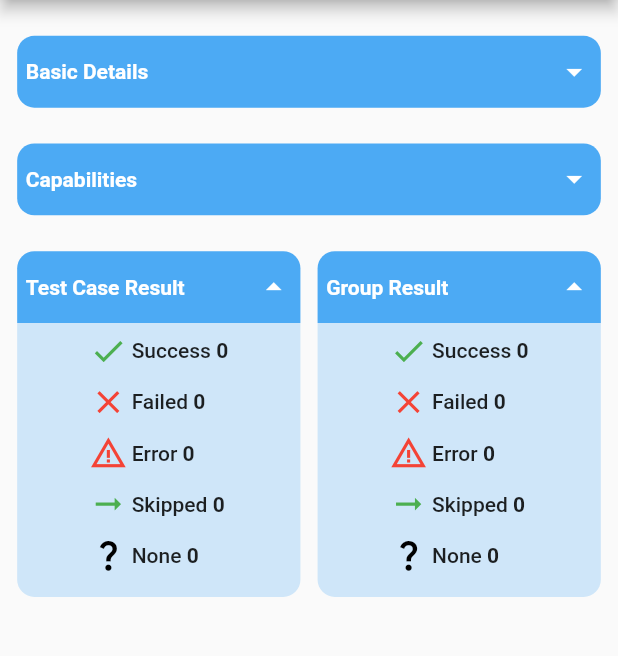
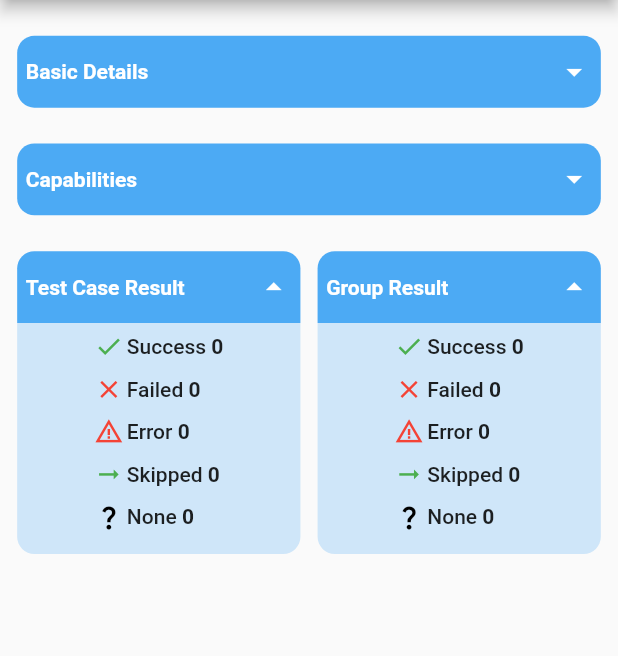
Before and after one commit to AradhyaNepal/AppiumFlutterReport, a Flutter app: the _ReportDetailsContent screen opened directly with empty values, on a phone screen of 412 x 824 dp, the part 84-740 px from its top. Run offline on Flutter 3.47's test engine with Material 2 defaults, Android fonts, the phone set to English and light mode, and no system bars; our stand-ins replace file_picker, flutter_screenutil; missing offline and left inert: flutter_dropzone.

Commit message:
Making UI under way

```diff
--- a/ReportViewerSourceCode/lib/model/report.dart
+++ b/ReportViewerSourceCode/lib/model/report.dart
@@ -66,10 +66,7 @@ class Report {
       forTestCase: 0,
       icon: Padding(
         padding: padding,
-        child: const Icon(
-          Icons.done,
-          color: Colors.green,
-        ),
+        child: Report.getStatusIcon(Status.success),
       ),
     ),
     TestResultData(
@@ -78,10 +75,7 @@ class Report {
       forTestCase: 0,
       icon: Padding(
         padding: padding,
-        child: const Icon(
-          Icons.close,
-          color: Colors.red,
-        ),
+        child:Report.getStatusIcon(Status.failed),
       ),
     ),
     TestResultData(
@@ -90,10 +84,7 @@ class Report {
       forTestCase: 0,
       icon: Padding(
         padding: padding,
-        child: const Icon(
-          Icons.warning_amber,
-          color: Colors.red,
-        ),
+        child:Report.getStatusIcon(Status.error),
       ),
     ),
     TestResultData(
@@ -102,10 +93,7 @@ class Report {
       forTestCase: 0,
       icon: Padding(
         padding: padding,
-        child: const Icon(
-          Icons.arrow_right_alt_sharp,
-          color: Colors.green,
-        ),
+        child: Report.getStatusIcon(Status.skipped),
       ),
     ),
     TestResultData(
@@ -114,11 +102,38 @@ class Report {
       forTestCase: 0,
       icon: Padding(
         padding: padding,
-        child: const Icon(
-          Icons.question_mark,
-          color: Colors.black,
-        ),
+        child: Report.getStatusIcon(Status.none),
       ),
     ),
   ];
+
+  static Icon getStatusIcon(Status status){
+    switch(status){
+      case Status.success:
+        return const Icon(
+          Icons.done,
+          color: Colors.green,
+        );
+      case Status.failed:
+        return const Icon(
+          Icons.close,
+          color: Colors.red,
+        );
+      case Status.error:
+        return const Icon(
+          Icons.warning_amber,
+          color: Colors.red,
+        );
+      case Status.skipped:
+        return const Icon(
+          Icons.arrow_right_alt_sharp,
+          color: Colors.green,
+        );
+      case Status.none:
+        return const Icon(
+          Icons.question_mark,
+          color: Colors.black,
+        );
+    }
+  }
 }
--- a/ReportViewerSourceCode/lib/screens/report_details/controller/test_case_data_controller.dart
+++ b/ReportViewerSourceCode/lib/screens/report_details/controller/test_case_data_controller.dart
@@ -189,7 +189,7 @@ class TestCaseDataController with ChangeNotifier {
     final children = parentActualData.children ?? [];
     for (int i = 0; i < children.length; i++) {
       ChildType childType =
-          _getChildType(i: i, familyMembersLength: children.length);
+          TestCaseDataController.getChildType(i: i, familyMembersLength: children.length);
       expandedData.add(
         TestCaseRow(
           parentData: ParentData(
@@ -209,7 +209,7 @@ class TestCaseDataController with ChangeNotifier {
     return expandedData;
   }
 
-  ChildType _getChildType({
+  static ChildType getChildType({
     required int i,
     required int familyMembersLength,
   }) {
--- a/ReportViewerSourceCode/lib/screens/report_details/widgets/box_widget.dart
+++ b/ReportViewerSourceCode/lib/screens/report_details/widgets/box_widget.dart
@@ -124,7 +124,7 @@ class SingleTopBoxItem extends StatelessWidget {
         children: [
           data.icon != null
               ? SizedBox(
-                  height: isSmall(context) ? 22.sp : 8.sp,
+                  height: isSmall(context) ? 17.sp : 6.5.sp,
                   child: FittedBox(child: data.icon),
                 )
               : Icon(
```
Also changed, not shown: ReportViewerSourceCode/lib/screens/report_details/widgets/sliver_test_case_table_widget.dart (+215 -38 lines).
